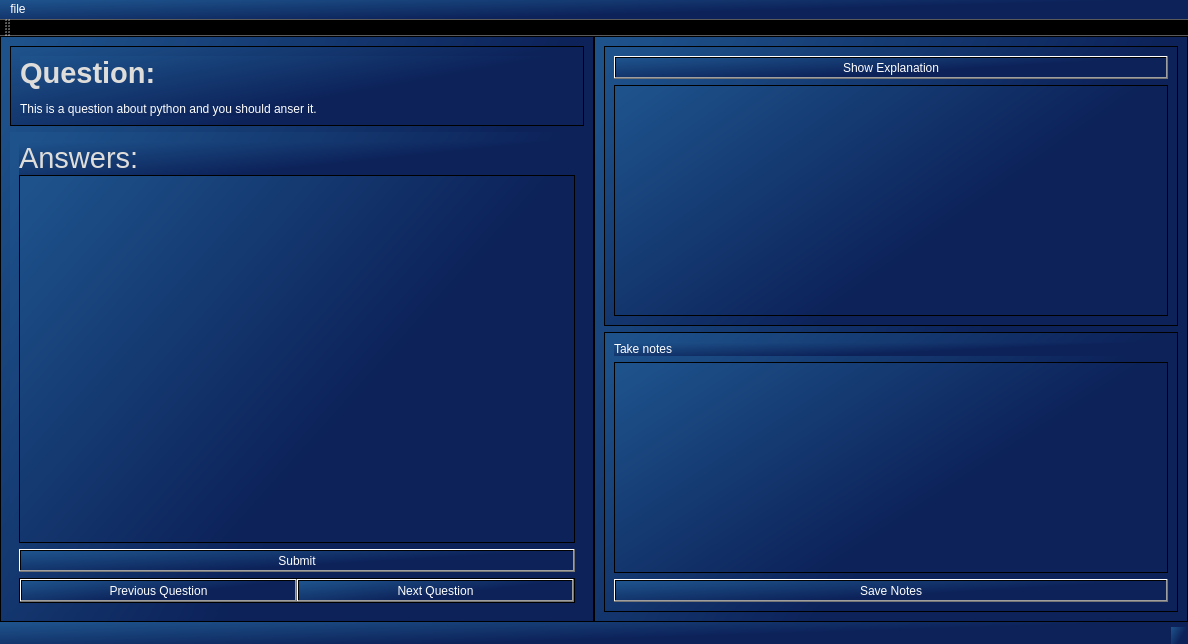
Old version of the form quiz/view/quiz.ui in the repository MikePia/ocr.
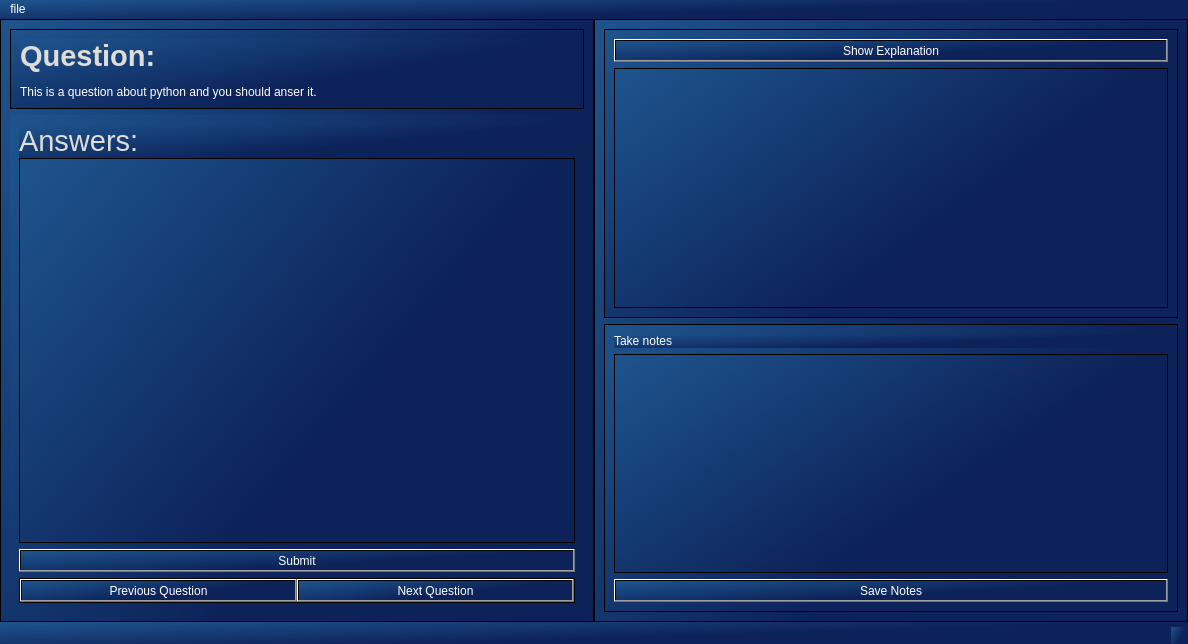
New version of the form. Icons and pictures are not drawn.

Commit message: Added menu item to set db correct answer Added code to save window placement

What changed in the file:
```diff
--- a/quiz/view/quiz.ui
+++ b/quiz/view/quiz.ui
@@ -310,17 +310,6 @@
    <addaction name="filemenu"/>
   </widget>
   <widget class="QStatusBar" name="statusbar"/>
-  <widget class="QToolBar" name="toolBar">
-   <property name="windowTitle">
-    <string>toolBar</string>
-   </property>
-   <attribute name="toolBarArea">
-    <enum>TopToolBarArea</enum>
-   </attribute>
-   <attribute name="toolBarBreak">
-    <bool>false</bool>
-   </attribute>
-  </widget>
   <action name="actionStart_Quiz">
    <property name="text">
     <string>Start Quiz</string>
```
Left out of the diff: 15 changed lines with no effect on the pictures. The commit also changes 3 other files.
